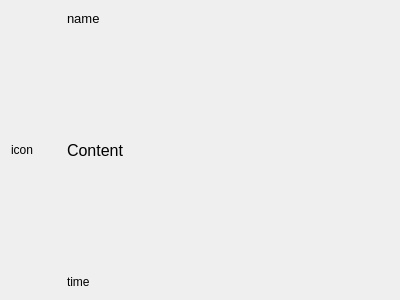
Before: the Qt Designer form Components/Delegates/messagedelegate.ui in saeedsamimi/InLink, drawn with Qt 5.
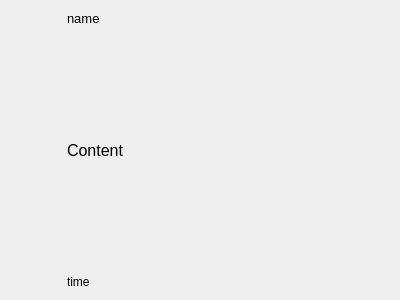
After: the same form once the commit is applied.

The edit to the form file:
```diff
--- a/Components/Delegates/messagedelegate.ui
+++ b/Components/Delegates/messagedelegate.ui
@@ -38,7 +38,7 @@
       </size>
      </property>
      <property name="text">
-      <string>icon</string>
+      <string/>
      </property>
     </widget>
    </item>
```
